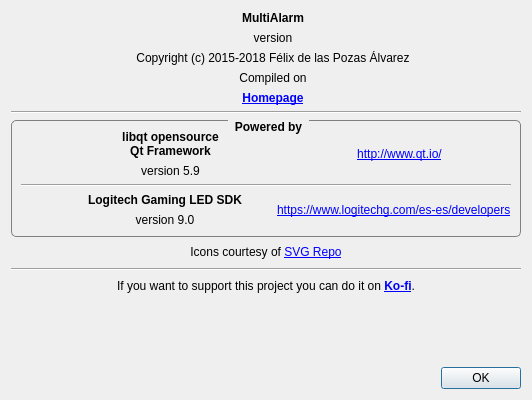
The window that AboutDialog.ui (FelixdelasPozas/MultiAlarm) describes before a commit, drawn with Qt 5.
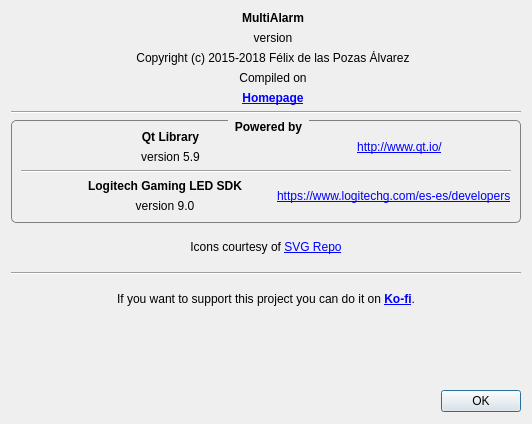
The same window after the commit. Icons and pictures are not drawn. Custom widgets are drawn as their Qt base class.

Diff of the .ui file:
```diff
--- a/AboutDialog.ui
+++ b/AboutDialog.ui
@@ -7,19 +7,19 @@
     <x>0</x>
     <y>0</y>
     <width>532</width>
-    <height>400</height>
+    <height>424</height>
    </rect>
   </property>
   <property name="minimumSize">
    <size>
     <width>532</width>
-    <height>400</height>
+    <height>424</height>
    </size>
   </property>
   <property name="maximumSize">
    <size>
     <width>532</width>
-    <height>400</height>
+    <height>424</height>
    </size>
   </property>
   <property name="windowTitle">
@@ -168,7 +168,6 @@
       <widget class="QGroupBox" name="groupBox">
        <property name="font">
         <font>
-         <weight>75</weight>
          <bold>true</bold>
         </font>
        </property>
@@ -225,13 +224,11 @@
              <widget class="QLabel" name="label_26">
               <property name="font">
                <font>
-                <weight>75</weight>
                 <bold>true</bold>
                </font>
               </property>
               <property name="text">
-               <string>libqt opensource
-Qt Framework</string>
+               <string>Qt Library</string>
               </property>
               <property name="alignment">
                <set>Qt::AlignCenter</set>
@@ -299,7 +296,6 @@
              <widget class="QLabel" name="label_9">
               <property name="font">
                <font>
-                <weight>75</weight>
                 <bold>true</bold>
                </font>
               </property>
```
Left out of the diff: 52 changed lines with no effect on the pictures.
